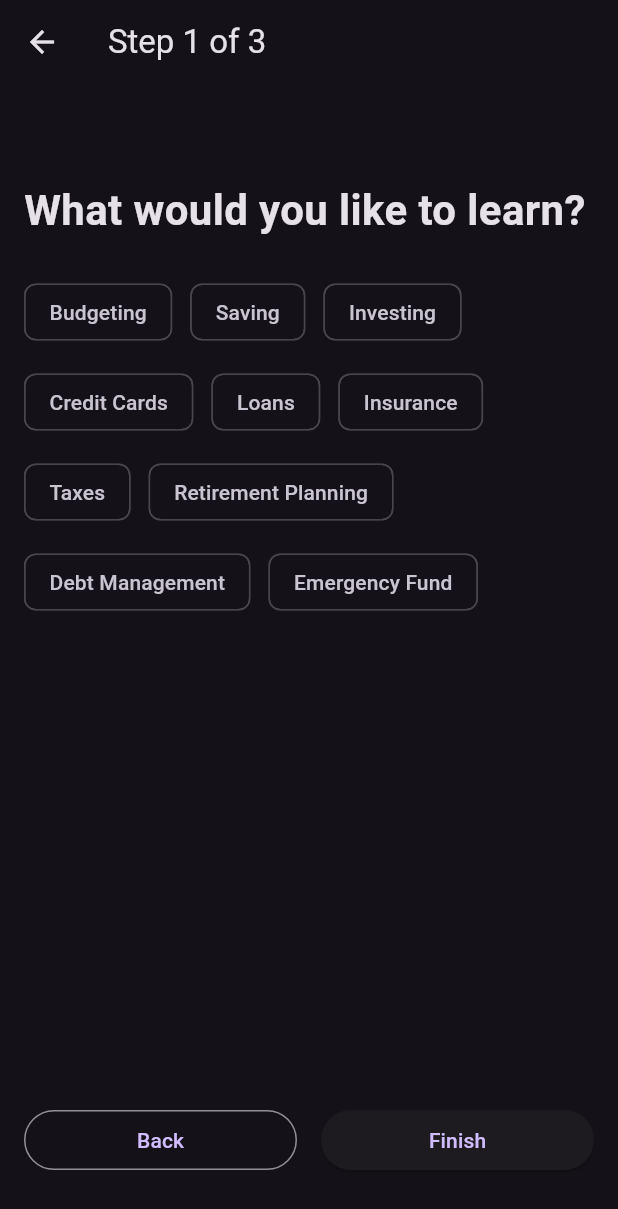
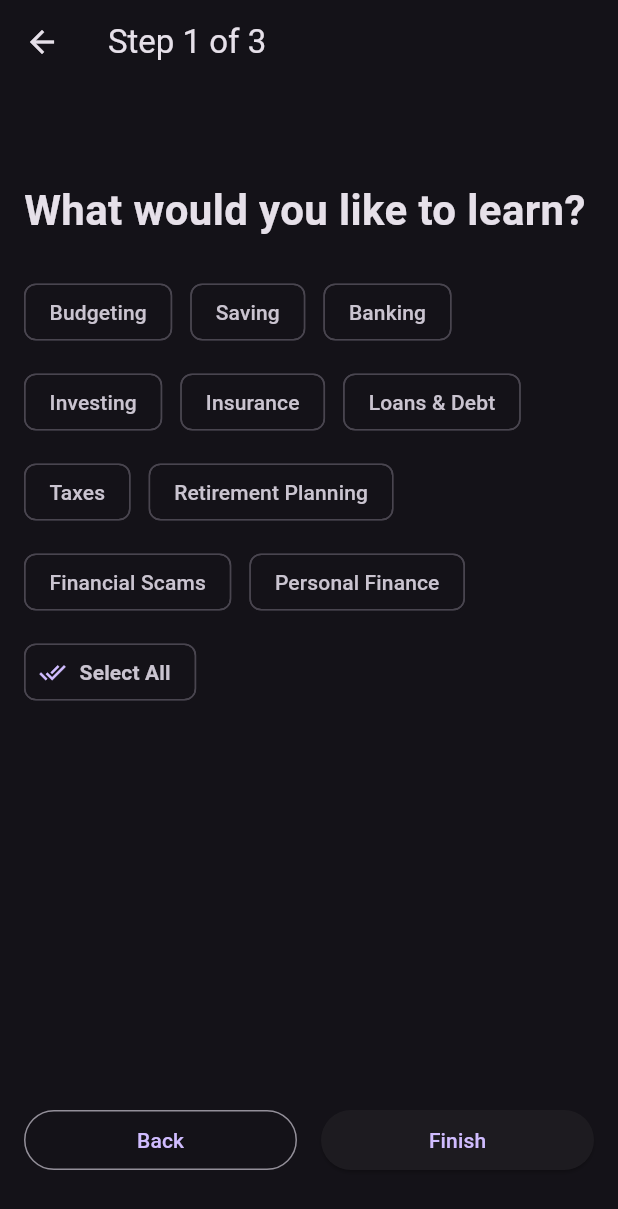
Before and after one commit to SeeTohJJ/SC4079_FYP, a Flutter app: the RegisterPage screen opened by its route, swiped to page 3, on a phone screen of 412 x 824 dp. Shown: the top 1209 px of the screen. Run offline on Flutter 3.47's test engine with Material 3 defaults, Android fonts, the phone set to English and light mode, and no system bars; our stand-ins replace country_picker, flutter_secure_storage; accounts and stored records are empty.

Commit message:
feat: added a select all button to rester step 3

```diff
--- a/frontend/lib/auth/screens/register_steps/register_topics_step.dart
+++ b/frontend/lib/auth/screens/register_steps/register_topics_step.dart
@@ -29,14 +29,14 @@ class _RegisterTopicsStepState
   final topics = [
     {"id": "T001", "name": "Budgeting"},
     {"id": "T002", "name": "Saving"},
-    {"id": "T003", "name": "Investing"},
-    {"id": "T004", "name": "Credit Cards"},
-    {"id": "T005", "name": "Loans"},
-    {"id": "T006", "name": "Insurance"},
+    {"id": "T003", "name": "Banking"},
+    {"id": "T004", "name": "Investing"},
+    {"id": "T005", "name": "Insurance"},
+    {"id": "T006", "name": "Loans & Debt"},
     {"id": "T007", "name": "Taxes"},
     {"id": "T008", "name": "Retirement Planning"},
-    {"id": "T009", "name": "Debt Management"},
-    {"id": "T010", "name": "Emergency Fund"},
+    {"id": "T009", "name": "Financial Scams"},
+    {"id": "T010", "name": "Personal Finance"},
   ];
 
   late final Map<String, String> topicToIdMap = {
@@ -46,10 +46,21 @@ class _RegisterTopicsStepState
 
   final List<String> selectedTopics = [];
 
+  bool get isAllSelected => selectedTopics.length == topics.length;
+
+  void toggleSelectAll() {
+    setState(() {
+      if (isAllSelected) {
+        selectedTopics.clear();
+      } else {
+        selectedTopics.clear();
+        selectedTopics.addAll(topics.map((t) => t["id"] as String));
+      }
+    });
+  }
+
   Future<void> finishRegistration() async {
-
     if (selectedTopics.isEmpty) {
-
       ScaffoldMessenger.of(context).showSnackBar(
         const SnackBar(
           content: Text(
@@ -57,7 +68,6 @@ class _RegisterTopicsStepState
           ),
         ),
       );
-
       return;
     }
 
@@ -95,28 +105,21 @@ class _RegisterTopicsStepState
           context,
           '/login',
         );
-
       } else {
-
         ScaffoldMessenger.of(context).showSnackBar(
           const SnackBar(
             content: Text("Registration failed"),
           ),
         );
       }
-
     } catch (e) {
-
       ScaffoldMessenger.of(context).showSnackBar(
         SnackBar(
           content: Text("Error: $e"),
         ),
       );
-
     } finally {
-
       if (mounted) {
-
         setState(() {
           loading = false;
         });
@@ -129,15 +132,11 @@ class _RegisterTopicsStepState
 
     return Padding(
       padding: const EdgeInsets.all(16),
-
       child: Column(
         crossAxisAlignment:
             CrossAxisAlignment.start,
-
         children: [
-
           const SizedBox(height: 48),
-
           const Text(
             "What would you like to learn?",
             style: TextStyle(
@@ -152,18 +151,15 @@ class _RegisterTopicsStepState
             child: Wrap(
               spacing: 12,
               runSpacing: 12,
-
-              children: topics.map((topic) {
-
+              children: [
+                // Render all topics as FilterChips
+                ...topics.map((topic) {
                   final name = topic["name"] as String;
                   final id = topic["id"] as String;
-
                   final selected = selectedTopics.contains(id);
-
                   return FilterChip(
                     label: Text(name),
                     selected: selected,
-
                     onSelected: (value) {
                       setState(() {
                         if (value) {
@@ -176,7 +172,27 @@ class _RegisterTopicsStepState
                       });
                     },
                   );
-              }).toList(),
+                }),
+                // "Select All" chip after all topics, forced to be on a new row
+                FractionallySizedBox(
+                  widthFactor: 1.0,
+                  child: Align(
+                    alignment: Alignment.centerLeft, // Align chip to the start of the line
+                    child: FilterChip(
+                      avatar: Icon(
+                        isAllSelected ? Icons.remove_done : Icons.done_all,
+                        size: 18,
+                      ),
+                      label: Text(
+                        isAllSelected ? "Deselect All" : "Select All",
+                        style: const TextStyle(fontWeight: FontWeight.bold),
+                      ),
+                      selected: isAllSelected,
+                      onSelected: (_) => toggleSelectAll(),
+                    ),
+                  ),
+                ),
+              ],
             ),
           ),
 
```
Lines whose indentation alone changed are shown as unchanged.
